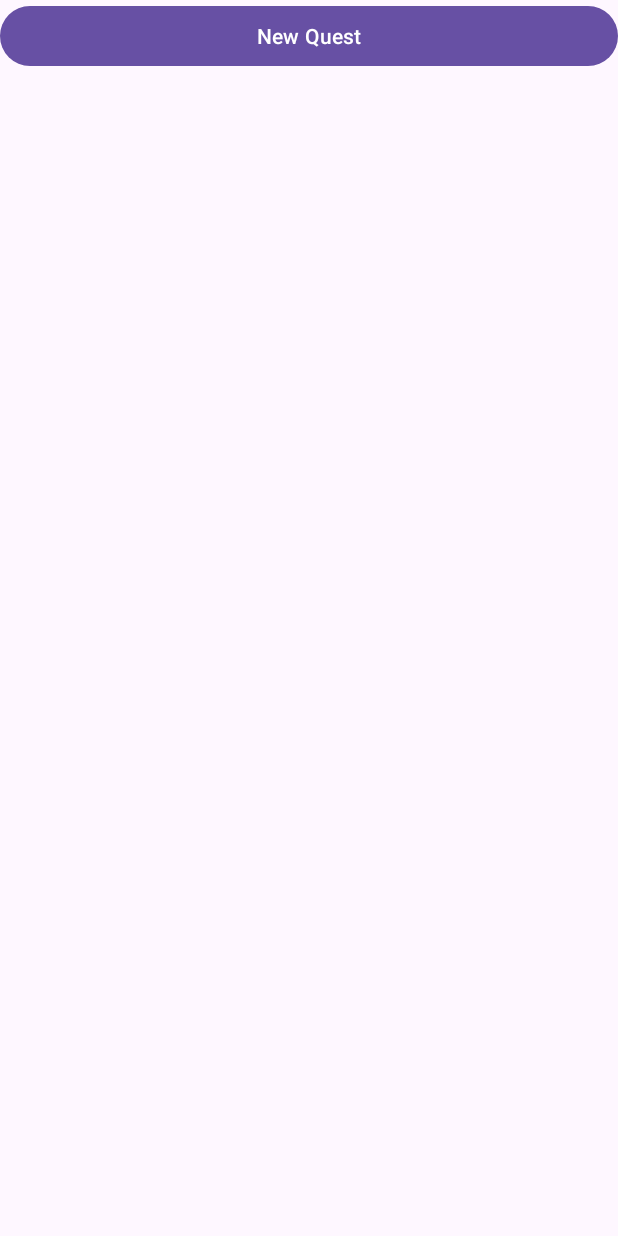
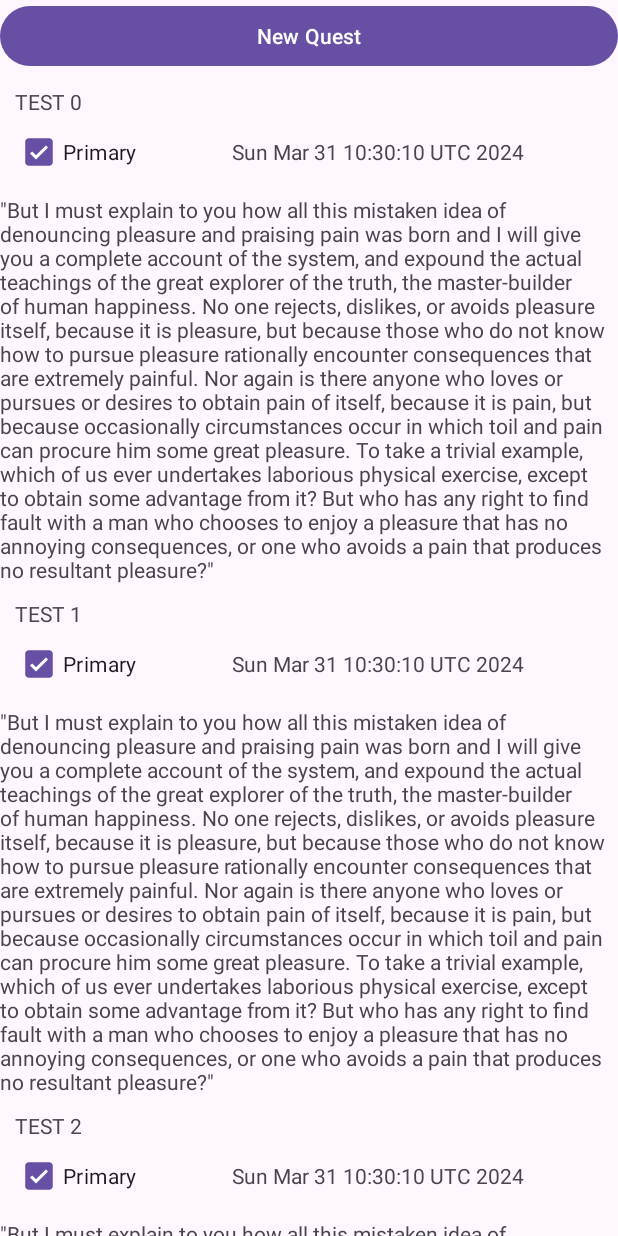
Before and after one commit to lexash707/BaldursGuideToGatekeeping, an Android app: the Schedule screen opened directly, with no data from a screen before it, on a phone screen of 412 x 824 dp. Run offline under Robolectric (Android 15) with nearby library versions, the phone set to English and light mode, and no system bars.

Commit message:
implement schedule layout

```diff
--- a/app/src/main/java/com/example/baldursguidetogatekeeping/MainActivity.java
+++ b/app/src/main/java/com/example/baldursguidetogatekeeping/MainActivity.java
@@ -1,6 +1,12 @@
 package com.example.baldursguidetogatekeeping;
 
+import static android.content.ContentValues.TAG;
+
+import android.content.Intent;
 import android.os.Bundle;
+import android.util.Log;
+import android.view.View;
+import android.widget.Button;
 
 import androidx.activity.EdgeToEdge;
 import androidx.appcompat.app.AppCompatActivity;
@@ -10,11 +16,30 @@ import androidx.core.view.WindowInsetsCompat;
 
 public class MainActivity extends AppCompatActivity {
 
+    private static final int SCHEDULE_REQUEST_CODE = 1;
+
+    Button characters;
+    Button weapons;
+    Button spells;
+
+    Button schedule;
+
     @Override
     protected void onCreate(Bundle savedInstanceState) {
         super.onCreate(savedInstanceState);
         EdgeToEdge.enable(this);
         setContentView(R.layout.activity_main);
+
+        schedule = (Button) findViewById(R.id.scheduleBtn);
+        schedule.setOnClickListener(new View.OnClickListener() {
+            @Override
+            public void onClick(View v) {
+                Log.i(TAG, "entered quest list");
+                Intent intent = new Intent(MainActivity.this, Schedule.class);
+                startActivity(intent);
+            }
+        });
+
         ViewCompat.setOnApplyWindowInsetsListener(findViewById(R.id.main), (v, insets) -> {
             Insets systemBars = insets.getInsets(WindowInsetsCompat.Type.systemBars());
             v.setPadding(systemBars.left, systemBars.top, systemBars.right, systemBars.bottom);
--- /dev/null
+++ b/app/src/main/java/com/example/baldursguidetogatekeeping/Quest.java
@@ -0,0 +1,46 @@
+package com.example.baldursguidetogatekeeping;
+
+import java.util.Date;
+
+public class Quest {
+    private String name;
+    private String description;
+    private Date dateFound;
+    private boolean primary;
+
+    public Quest() {
+
+    }
+
+    public String getName() {
+        return name;
+    }
+
+    public void setName(String name) {
+        this.name = name;
+    }
+
+    public String getDescription() {
+        return description;
+    }
+
+    public void setDescription(String description) {
+        this.description = description;
+    }
+
+    public Date getDateFound() {
+        return dateFound;
+    }
+
+    public void setDateFound(Date dateFound) {
+        this.dateFound = dateFound;
+    }
+
+    public boolean isPrimary() {
+        return primary;
+    }
+
+    public void setPrimary(boolean primary) {
+        this.primary = primary;
+    }
+}
--- /dev/null
+++ b/app/src/main/java/com/example/baldursguidetogatekeeping/QuestListAdapter.java
@@ -0,0 +1,71 @@
+package com.example.baldursguidetogatekeeping;
+
+import android.view.LayoutInflater;
+import android.view.View;
+import android.view.ViewGroup;
+import android.widget.CheckBox;
+import android.widget.CompoundButton;
+import android.widget.TextView;
+
+import androidx.annotation.NonNull;
+import androidx.recyclerview.widget.RecyclerView;
+
+import java.util.List;
+
+public class QuestListAdapter extends RecyclerView.Adapter<QuestListAdapter.QuestListHolder> {
+
+    private List<Quest> quests;
+
+    public QuestListAdapter(List<Quest> quests) {
+        this.quests = quests;
+    }
+
+    @NonNull
+    @Override
+    public QuestListHolder onCreateViewHolder(@NonNull ViewGroup parent, int viewType) {
+        View view = LayoutInflater
+                .from(parent.getContext())
+                .inflate(R.layout.quest, parent, false);
+
+        return new QuestListHolder(view, quests);
+    }
+
+
+    @Override
+    public void onBindViewHolder(@NonNull QuestListHolder holder, int position) {
+        holder.textView.setText(quests.get(position).getName());
+        holder.isPrimary.setTag(position);
+        holder.isPrimary.setChecked(quests.get(position).isPrimary());
+        holder.dateFound.setText(quests.get(position).getDateFound().toString());
+        holder.description.setText(quests.get(position).getDescription());
+    }
+
+    @Override
+    public int getItemCount() {
+        return quests.size();
+    }
+
+    public class QuestListHolder extends RecyclerView.ViewHolder {
+
+        public TextView textView;
+        public CheckBox isPrimary;
+        public TextView dateFound;
+        public TextView description;
+
+        public QuestListHolder(View view, List<Quest> quests) {
+            super(view);
+
+            textView = view.findViewById(R.id.textView);
+            isPrimary = view.findViewById(R.id.isPrimary);
+            dateFound = view.findViewById(R.id.dateFound);
+            description = view.findViewById(R.id.questDescription);
+
+            isPrimary.setOnCheckedChangeListener(new CompoundButton.OnCheckedChangeListener() {
+                @Override
+                public void onCheckedChanged(CompoundButton buttonView, boolean isChecked) {
+                    quests.get((Integer) buttonView.getTag()).setPrimary(isChecked);
+                }
+            });
+        }
+    }
+}
--- a/app/src/main/java/com/example/baldursguidetogatekeeping/Schedule.java
+++ b/app/src/main/java/com/example/baldursguidetogatekeeping/Schedule.java
@@ -1,20 +1,54 @@
 package com.example.baldursguidetogatekeeping;
 
 import android.os.Bundle;
+import android.widget.Button;
 
 import androidx.activity.EdgeToEdge;
 import androidx.appcompat.app.AppCompatActivity;
 import androidx.core.graphics.Insets;
 import androidx.core.view.ViewCompat;
 import androidx.core.view.WindowInsetsCompat;
+import androidx.recyclerview.widget.LinearLayoutManager;
+import androidx.recyclerview.widget.RecyclerView;
+
+import java.util.ArrayList;
+import java.util.Date;
+import java.util.List;
 
 public class Schedule extends AppCompatActivity {
+
+    RecyclerView recyclerView;
+    Button addQuestButton;
 
     @Override
     protected void onCreate(Bundle savedInstanceState) {
         super.onCreate(savedInstanceState);
         EdgeToEdge.enable(this);
         setContentView(R.layout.activity_schedule);
+        recyclerView = (RecyclerView) findViewById(R.id.recyclerView);
+        addQuestButton = (Button) findViewById(R.id.addQuestButton);
+
+        RecyclerView.LayoutManager layoutManager = new LinearLayoutManager(this);
+        recyclerView.setLayoutManager(layoutManager);
+
+        List<Quest> quests =  new ArrayList<>();
+
+        for(int i = 0; i < 10; i++){
+            Quest test =  new Quest();
+            test.setPrimary(true);
+            test.setName("TEST " + i);
+            test.setDescription("\"But I must explain to you how all this mistaken idea of denouncing pleasure and praising pain was born and I will give you a complete account of the system, and expound the actual teachings of the great explorer of the truth, the master-builder of human happiness. No one rejects, dislikes, or avoids pleasure itself, because it is pleasure, but because those who do not know how to pursue pleasure rationally encounter consequences that are extremely painful. Nor again is there anyone who loves or pursues or desires to obtain pain of itself, because it is pain, but because occasionally circumstances occur in which toil and pain can procure him some great pleasure. To take a trivial example, which of us ever undertakes laborious physical exercise, except to obtain some advantage from it? But who has any right to find fault with a man who chooses to enjoy a pleasure that has no annoying consequences, or one who avoids a pain that produces no resultant pleasure?\"");
+            test.setDateFound(new Date());
+
+            quests.add(test);
+
+        }
+
+
+        QuestListAdapter adapter = new QuestListAdapter(quests);
+
+        recyclerView.setAdapter(adapter);
+
         ViewCompat.setOnApplyWindowInsetsListener(findViewById(R.id.main), (v, insets) -> {
             Insets systemBars = insets.getInsets(WindowInsetsCompat.Type.systemBars());
             v.setPadding(systemBars.left, systemBars.top, systemBars.right, systemBars.bottom);
--- /dev/null
+++ b/app/src/main/res/layout/quest.xml
@@ -0,0 +1,59 @@
+<?xml version="1.0" encoding="utf-8"?>
+<androidx.constraintlayout.widget.ConstraintLayout xmlns:android="http://schemas.android.com/apk/res/android"
+    xmlns:app="http://schemas.android.com/apk/res-auto"
+    xmlns:tools="http://schemas.android.com/tools"
+    android:layout_width="match_parent"
+    android:layout_height="wrap_content">
+
+    <TextView
+        android:id="@+id/textView"
+        android:layout_width="wrap_content"
+        android:layout_height="wrap_content"
+        android:layout_marginStart="10dp"
+        android:layout_marginTop="10dp"
+        android:text="QuestName"
+        app:layout_constraintStart_toStartOf="parent"
+        app:layout_constraintTop_toTopOf="parent" />
+
+    <CheckBox
+        android:id="@+id/isPrimary"
+        android:layout_width="wrap_content"
+        android:layout_height="wrap_content"
+        android:text="Primary"
+        app:layout_constraintStart_toStartOf="@+id/textView"
+        app:layout_constraintTop_toBottomOf="@+id/textView" />
+
+    <TextView
+        android:id="@+id/dateFound"
+        android:layout_width="wrap_content"
+        android:layout_height="wrap_content"
+        android:text="Date found"
+        app:layout_constraintBottom_toTopOf="@+id/guideline2"
+        app:layout_constraintEnd_toEndOf="parent"
+        app:layout_constraintStart_toEndOf="@+id/isPrimary"
+        app:layout_constraintTop_toTopOf="@+id/guideline" />
+
+    <androidx.constraintlayout.widget.Guideline
+        android:id="@+id/guideline"
+        android:layout_width="wrap_content"
+        android:layout_height="wrap_content"
+        android:orientation="horizontal"
+        app:layout_constraintGuide_begin="29dp" />
+
+    <androidx.constraintlayout.widget.Guideline
+        android:id="@+id/guideline2"
+        android:layout_width="wrap_content"
+        android:layout_height="wrap_content"
+        android:orientation="horizontal"
+        app:layout_constraintGuide_begin="77dp" />
+
+    <TextView
+        android:id="@+id/questDescription"
+        android:layout_width="0dp"
+        android:layout_height="wrap_content"
+        android:layout_marginTop="5dp"
+        android:text="Description"
+        app:layout_constraintEnd_toEndOf="parent"
+        app:layout_constraintStart_toStartOf="parent"
+        app:layout_constraintTop_toTopOf="@+id/guideline2" />
+</androidx.constraintlayout.widget.ConstraintLayout>
```
